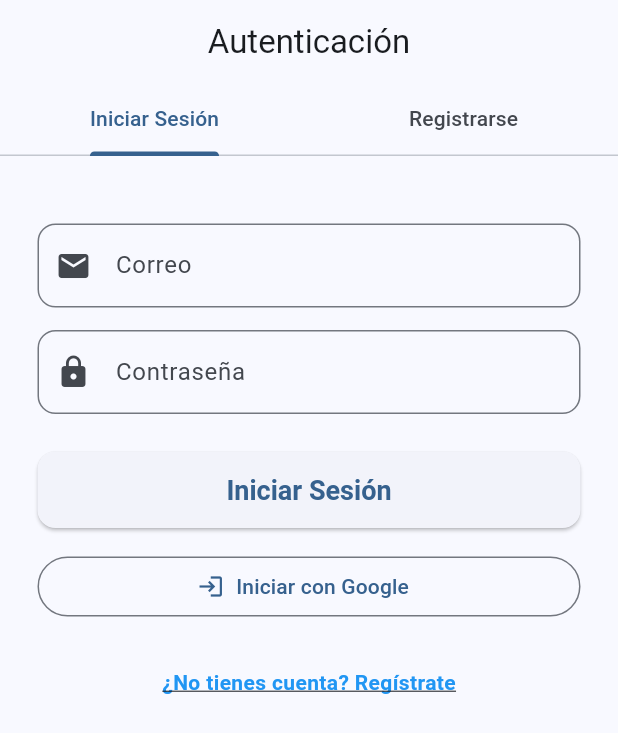
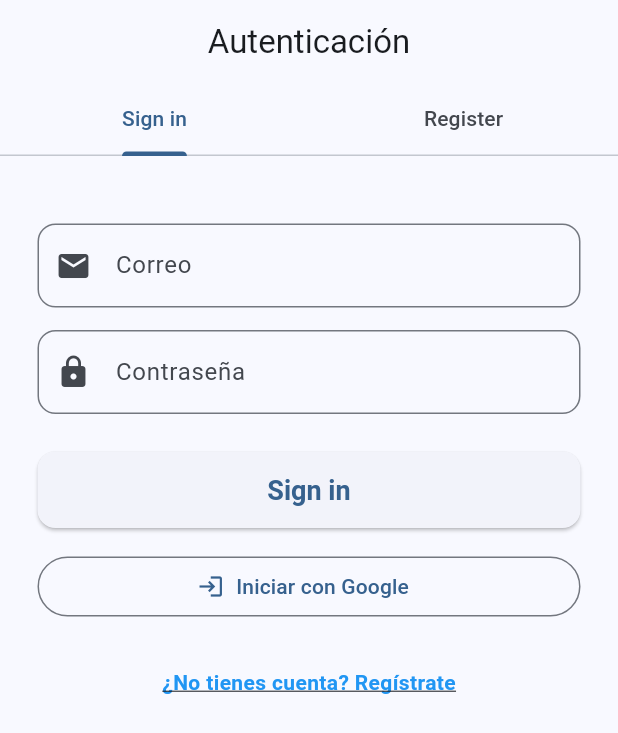
Before and after one commit to Remixpak/Service-App, a Flutter app: the screen it shows after launch, on a phone screen of 412 x 824 dp. Shown: the top 733 px of the screen. Run offline on Flutter 3.47's test engine with Material 3 defaults, Android fonts, the phone set to English and light mode, and no system bars; our stand-ins replace cloud_firestore, firebase_auth, firebase_core, flutter_dotenv, google_sign_in; accounts and stored records are empty.

````diff
--- /dev/null
+++ b/l10n.yaml
@@ -0,0 +1,3 @@
+arb-dir: lib/l10n
+template-arb-file: app_es.arb
+output-localization-file: app_localizations.dart
--- /dev/null
+++ b/lib/l10n/app_en.arb
@@ -0,0 +1,9 @@
+{
+    "settings": "Settings",
+    "close": "Close",
+    "query": "Query",
+    "querySent": "Query sent to the center",
+    "signIn" : "Sign in",
+    "register": "Register"
+
+}
--- /dev/null
+++ b/lib/l10n/app_localizations.dart
@@ -0,0 +1,169 @@
+import 'dart:async';
+
+import 'package:flutter/foundation.dart';
+import 'package:flutter/widgets.dart';
+import 'package:flutter_localizations/flutter_localizations.dart';
+import 'package:intl/intl.dart' as intl;
+
+import 'app_localizations_en.dart';
+import 'app_localizations_es.dart';
+
+// ignore_for_file: type=lint
+
+/// Callers can lookup localized strings with an instance of AppLocalizations
+/// returned by `AppLocalizations.of(context)`.
+///
+/// Applications need to include `AppLocalizations.delegate()` in their app's
+/// `localizationDelegates` list, and the locales they support in the app's
+/// `supportedLocales` list. For example:
+///
+/// ```dart
+/// import 'l10n/app_localizations.dart';
+///
+/// return MaterialApp(
+///   localizationsDelegates: AppLocalizations.localizationsDelegates,
+///   supportedLocales: AppLocalizations.supportedLocales,
+///   home: MyApplicationHome(),
+/// );
+/// ```
+///
+/// ## Update pubspec.yaml
+///
+/// Please make sure to update your pubspec.yaml to include the following
+/// packages:
+///
+/// ```yaml
+/// dependencies:
+///   # Internationalization support.
+///   flutter_localizations:
+///     sdk: flutter
+///   intl: any # Use the pinned version from flutter_localizations
+///
+///   # Rest of dependencies
+/// ```
+///
+/// ## iOS Applications
+///
+/// iOS applications define key application metadata, including supported
+/// locales, in an Info.plist file that is built into the application bundle.
+/// To configure the locales supported by your app, you’ll need to edit this
+/// file.
+///
+/// First, open your project’s ios/Runner.xcworkspace Xcode workspace file.
+/// Then, in the Project Navigator, open the Info.plist file under the Runner
+/// project’s Runner folder.
+///
+/// Next, select the Information Property List item, select Add Item from the
+/// Editor menu, then select Localizations from the pop-up menu.
+///
+/// Select and expand the newly-created Localizations item then, for each
+/// locale your application supports, add a new item and select the locale
+/// you wish to add from the pop-up menu in the Value field. This list should
+/// be consistent with the languages listed in the AppLocalizations.supportedLocales
+/// property.
+abstract class AppLocalizations {
+  AppLocalizations(String locale)
+      : localeName = intl.Intl.canonicalizedLocale(locale.toString());
+
+  final String localeName;
+
+  static AppLocalizations? of(BuildContext context) {
+    return Localizations.of<AppLocalizations>(context, AppLocalizations);
+  }
+
+  static const LocalizationsDelegate<AppLocalizations> delegate =
+      _AppLocalizationsDelegate();
+
+  /// A list of this localizations delegate along with the default localizations
+  /// delegates.
+  ///
+  /// Returns a list of localizations delegates containing this delegate along with
+  /// GlobalMaterialLocalizations.delegate, GlobalCupertinoLocalizations.delegate,
+  /// and GlobalWidgetsLocalizations.delegate.
+  ///
+  /// Additional delegates can be added by appending to this list in
+  /// MaterialApp. This list does not have to be used at all if a custom list
+  /// of delegates is preferred or required.
+  static const List<LocalizationsDelegate<dynamic>> localizationsDelegates =
+      <LocalizationsDelegate<dynamic>>[
+    delegate,
+    GlobalMaterialLocalizations.delegate,
+    GlobalCupertinoLocalizations.delegate,
+    GlobalWidgetsLocalizations.delegate,
+  ];
+
+  /// A list of this localizations delegate's supported locales.
+  static const List<Locale> supportedLocales = <Locale>[
+    Locale('en'),
+    Locale('es')
+  ];
+
+  /// No description provided for @settings.
+  ///
+  /// In es, this message translates to:
+  /// **'Ajustes'**
+  String get settings;
+
+  /// No description provided for @close.
+  ///
+  /// In es, this message translates to:
+  /// **'Cerrar'**
+  String get close;
+
+  /// No description provided for @query.
+  ///
+  /// In es, this message translates to:
+  /// **'Consulta'**
+  String get query;
+
+  /// No description provided for @querySent.
+  ///
+  /// In es, this message translates to:
+  /// **'Consulta enviada al centro'**
+  String get querySent;
+
+  /// No description provided for @signIn.
+  ///
+  /// In es, this message translates to:
+  /// **'Iniciar sesión'**
+  String get signIn;
+
+  /// No description provided for @register.
+  ///
+  /// In es, this message translates to:
+  /// **'Registrarse'**
+  String get register;
+}
+
+class _AppLocalizationsDelegate
+    extends LocalizationsDelegate<AppLocalizations> {
+  const _AppLocalizationsDelegate();
+
+  @override
+  Future<AppLocalizations> load(Locale locale) {
+    return SynchronousFuture<AppLocalizations>(lookupAppLocalizations(locale));
+  }
+
+  @override
+  bool isSupported(Locale locale) =>
+      <String>['en', 'es'].contains(locale.languageCode);
+
+  @override
+  bool shouldReload(_AppLocalizationsDelegate old) => false;
+}
+
+AppLocalizations lookupAppLocalizations(Locale locale) {
+  // Lookup logic when only language code is specified.
+  switch (locale.languageCode) {
+    case 'en':
+      return AppLocalizationsEn();
+    case 'es':
+      return AppLocalizationsEs();
+  }
+
+  throw FlutterError(
+      'AppLocalizations.delegate failed to load unsupported locale "$locale". This is likely '
+      'an issue with the localizations generation tool. Please file an issue '
+      'on GitHub with a reproducible sample app and the gen-l10n configuration '
+      'that was used.');
+}
--- a/lib/main.dart
+++ b/lib/main.dart
@@ -6,6 +6,8 @@ import 'package:service_app/pages/login_register_page.dart';
 import 'package:provider/provider.dart';
 import 'package:service_app/providers/auth_provider.dart';
 import 'package:flutter_dotenv/flutter_dotenv.dart';
+import 'package:flutter_localizations/flutter_localizations.dart';
+import 'l10n/app_localizations.dart';
 
 void main() async {
   WidgetsFlutterBinding.ensureInitialized();
@@ -23,11 +25,21 @@ class MyApp extends StatelessWidget {
       providers: [ChangeNotifierProvider(create: (_) => AuthProvider())],
       child: MaterialApp(
         title: 'Service App',
+        localizationsDelegates: [
+          AppLocalizations.delegate,
+          GlobalMaterialLocalizations.delegate,
+          GlobalWidgetsLocalizations.delegate,
+          GlobalCupertinoLocalizations.delegate,
+        ],
+        supportedLocales: [
+          Locale('en'), // English
+          Locale('es'), // Spanish
+        ],
         theme: ThemeData(
           colorScheme: ColorScheme.fromSeed(seedColor: Colors.blue),
           useMaterial3: true,
         ),
-        home: const MyHomePage(title:   'Service App'),
+        home: const MyHomePage(title: 'Service App'),
       ),
     );
     /*return MaterialApp(
--- a/lib/pages/homePage.dart
+++ b/lib/pages/homePage.dart
@@ -1,6 +1,7 @@
 import 'package:firebase_auth/firebase_auth.dart';
 import 'package:flutter/material.dart';
 import 'package:flutter_dotenv/flutter_dotenv.dart';
+import 'package:service_app/l10n/app_localizations.dart';
 import 'package:service_app/pages/login_register_page.dart';
 
 class MyHomePage extends StatefulWidget {
@@ -28,20 +29,20 @@ class _MyHomePageState extends State<MyHomePage> {
           title: Text(widget.title),
           actions: [
             IconButton(
-              tooltip: 'Ajustes',
+              tooltip: AppLocalizations.of(context)!.settings,
               icon: const Icon(Icons.settings),
               onPressed: () {
                 showDialog(
                   context: context,
                   builder: (context) => AlertDialog(
-                    title: const Text('Ajustes'),
+                    title: Text(AppLocalizations.of(context)!.settings),
                     content: const Text(
                       'Aquí irían las opciones de configuración.',
                     ),
                     actions: [
                       TextButton(
                         onPressed: () => Navigator.of(context).pop(),
-                        child: const Text('Cerrar'),
+                        child: Text(AppLocalizations.of(context)!.close),
                       ),
                     ],
                   ),
@@ -54,7 +55,8 @@ class _MyHomePageState extends State<MyHomePage> {
           child: ElevatedButton(
             onPressed: () {
               ScaffoldMessenger.of(context).showSnackBar(
-                const SnackBar(content: Text('Consulta enviada al centro.')),
+                SnackBar(
+                    content: Text(AppLocalizations.of(context)!.querySent)),
               );
             },
             style: ElevatedButton.styleFrom(
@@ -67,7 +69,7 @@ class _MyHomePageState extends State<MyHomePage> {
                 fontWeight: FontWeight.w600,
               ),
             ),
-            child: const Text('consulta'),
+            child: Text(AppLocalizations.of(context)!.query),
           ),
         ),
       );
--- a/lib/pages/login_register_page.dart
+++ b/lib/pages/login_register_page.dart
@@ -1,5 +1,6 @@
 import 'package:flutter/material.dart';
 import 'package:provider/provider.dart';
+import 'package:service_app/l10n/app_localizations.dart';
 import 'package:service_app/pages/homePage.dart';
 import 'package:service_app/providers/auth_provider.dart';
 
@@ -43,9 +44,9 @@ class _LoginRegisterPageState extends State<LoginRegisterPage>
         centerTitle: true,
         bottom: TabBar(
           controller: tabController,
-          tabs: const [
-            Tab(text: "Iniciar Sesión"),
-            Tab(text: "Registrarse"),
+          tabs: [
+            Tab(text: AppLocalizations.of(context)!.signIn),
+            Tab(text: AppLocalizations.of(context)!.register),
           ],
         ),
       ),
@@ -101,7 +102,7 @@ class _LoginRegisterPageState extends State<LoginRegisterPage>
             style: elevatedButtonStyle(),
             child: auth.isLoading
                 ? const CircularProgressIndicator()
-                : const Text("Iniciar Sesión"),
+                : Text(AppLocalizations.of(context)!.signIn),
           ),
 
           const SizedBox(height: 15),
@@ -187,7 +188,7 @@ class _LoginRegisterPageState extends State<LoginRegisterPage>
             style: elevatedButtonStyle(),
             child: auth.isLoading
                 ? const CircularProgressIndicator()
-                : const Text("Registrarse"),
+                : Text(AppLocalizations.of(context)!.register),
           ),
 
           const SizedBox(height: 15),
````
Also changed, not shown: lib/l10n/app_es.arb (added, +8 -0 lines), lib/l10n/app_localizations_en.dart (added, +28 -0 lines), lib/l10n/app_localizations_es.dart (added, +28 -0 lines), pubspec.yaml (+5 -3 lines), pubspec.lock.
